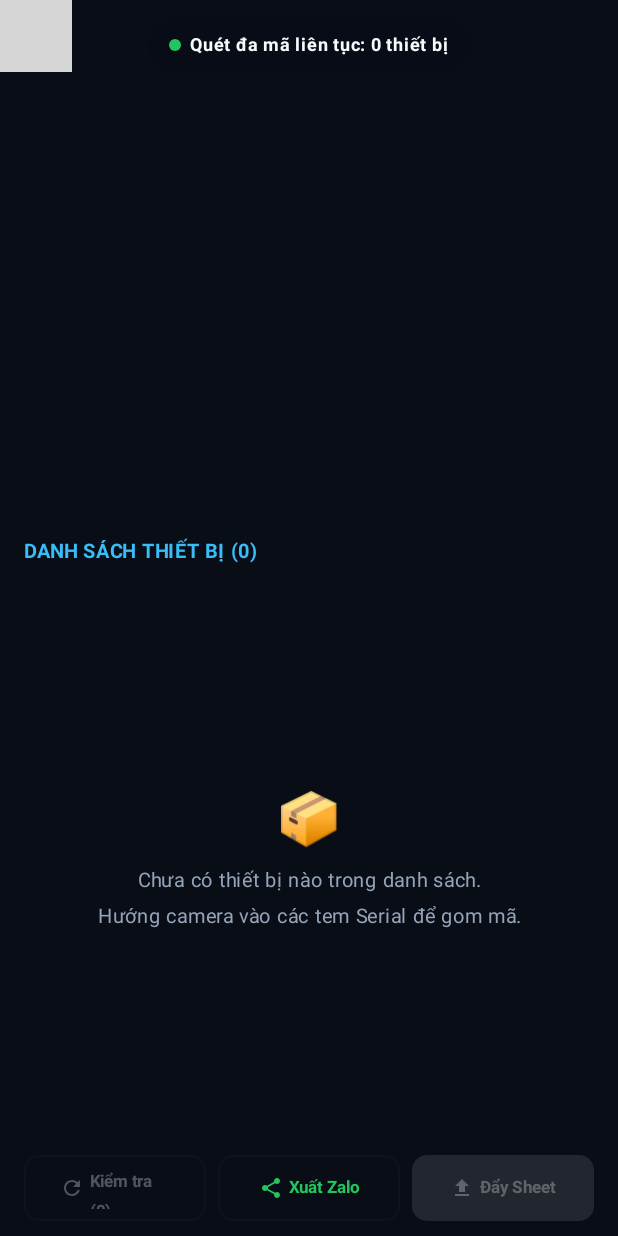
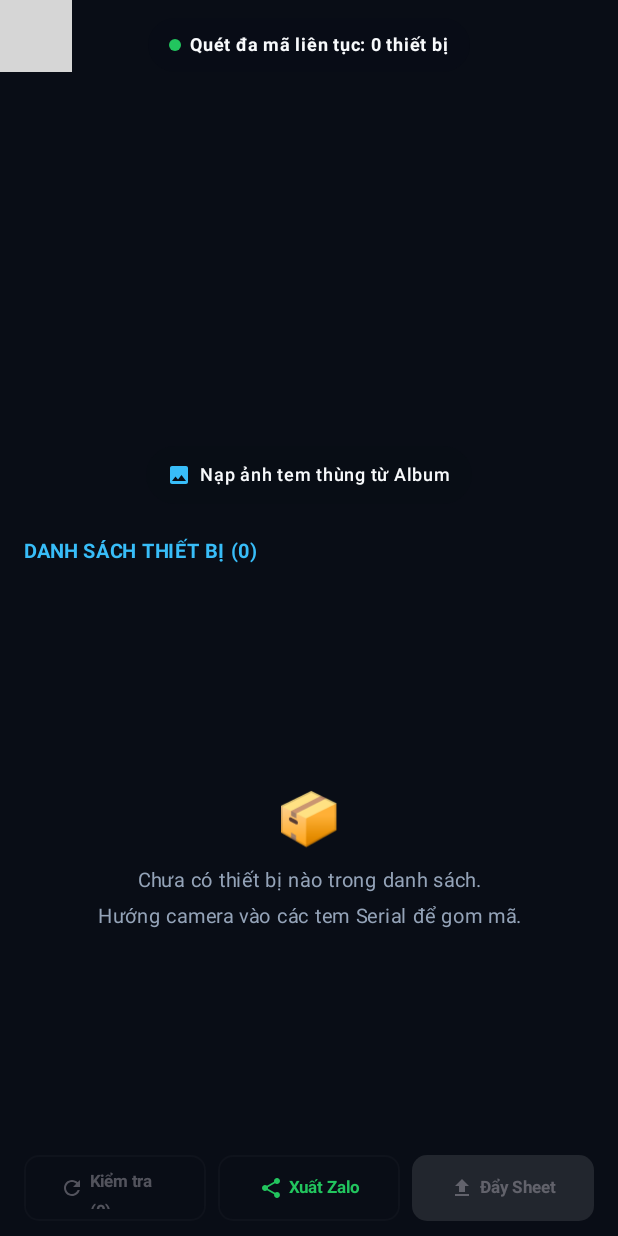
Before and after one commit to thanh-pt91/android-torog-scanner, an Android app built with Jetpack Compose: the composable BatchScanView shown on its own in the app's theme, on a phone screen of 412 x 824 dp. Run offline under Robolectric (Android 15) with nearby library versions, the phone set to English and light mode, and no system bars; libraries missing offline, so code that uses them is left out: androidx.camera.core, androidx.camera.lifecycle, androidx.camera.view, com.google.mlkit.vision; 7 statements that could not run were skipped; grey boxes are pictures that could not be loaded.

Commit message:
Feature: add batch gallery image picker

```diff
--- a/app/src/main/java/com/kootoro/torogscanner/ui/screens/BatchScanView.kt
+++ b/app/src/main/java/com/kootoro/torogscanner/ui/screens/BatchScanView.kt
@@ -1,7 +1,12 @@
 package com.kootoro.torogscanner.ui.screens
 
+import android.net.Uri
+import androidx.activity.compose.rememberLauncherForActivityResult
+import androidx.activity.result.contract.ActivityResultContracts
 import androidx.compose.foundation.background
 import androidx.compose.foundation.clickable
+import androidx.compose.ui.draw.clip
+import androidx.compose.material.icons.filled.Image
 import androidx.compose.foundation.layout.Arrangement
 import androidx.compose.foundation.layout.Box
 import androidx.compose.foundation.layout.Column
@@ -75,6 +80,12 @@ fun BatchScanView(
 
     val context = LocalContext.current
 
+    val galleryLauncher = rememberLauncherForActivityResult(
+        contract = ActivityResultContracts.GetContent()
+    ) { uri: Uri? ->
+        uri?.let { viewModel.decodeImageUri(context, it, isBatch = true) }
+    }
+
     Column(modifier = Modifier.fillMaxSize()) {
         // Upper: Camera View (45% height)
         Box(
@@ -116,6 +127,23 @@ fun BatchScanView(
                     fontSize = 12.sp,
                     fontWeight = FontWeight.Bold
                 )
+            }
+
+            // Floating Gallery Button (Bottom-Center)
+            Box(
+                modifier = Modifier
+                    .align(Alignment.BottomCenter)
+                    .padding(bottom = 10.dp)
+                    .clip(RoundedCornerShape(20.dp))
+                    .background(DarkBg.copy(alpha = 0.85f))
+                    .clickable { galleryLauncher.launch("image/*") }
+                    .padding(horizontal = 14.dp, vertical = 7.dp)
+            ) {
+                Row(verticalAlignment = Alignment.CenterVertically) {
+                    Icon(imageVector = Icons.Default.Image, contentDescription = null, tint = AccentCyan, modifier = Modifier.size(16.dp))
+                    Spacer(modifier = Modifier.width(6.dp))
+                    Text("Nạp ảnh tem thùng từ Album", color = TextPrimary, fontSize = 12.sp, fontWeight = FontWeight.SemiBold)
+                }
             }
         }
 
```
